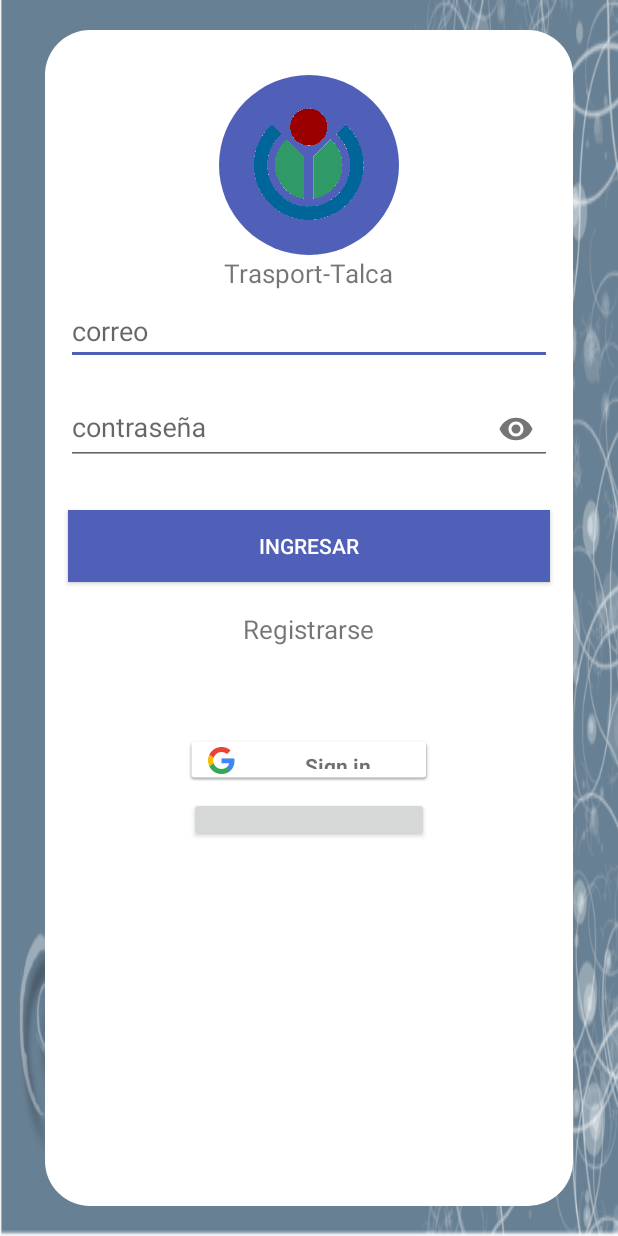
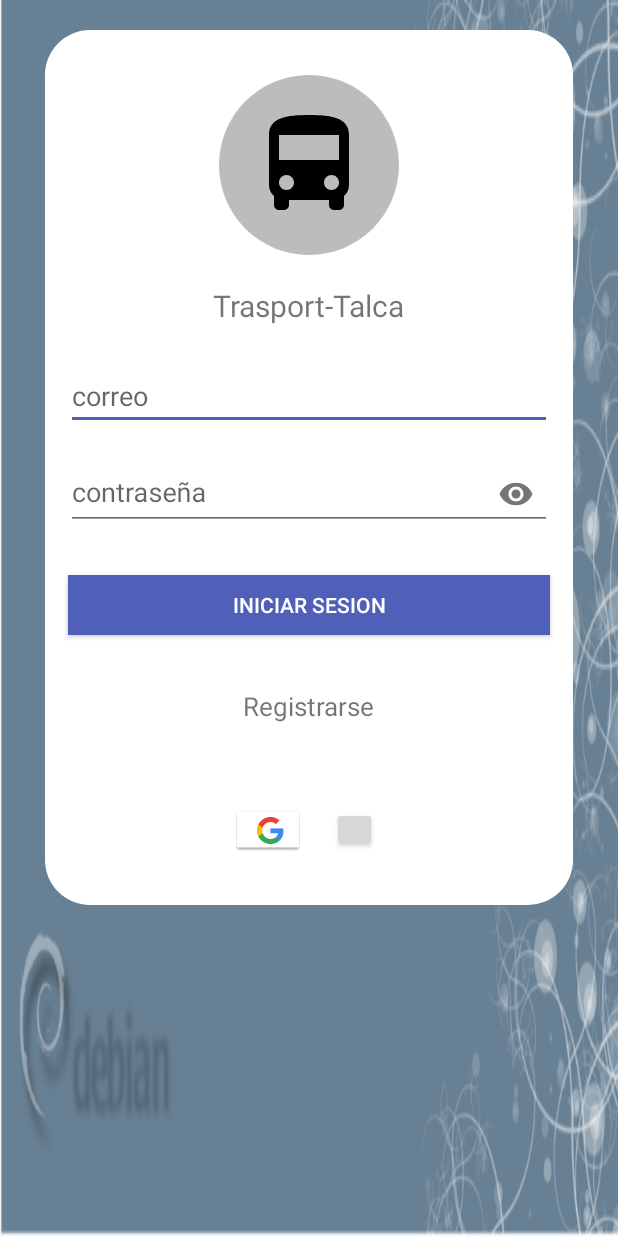
Before and after one commit to nomekop007/app_usuario, an Android app: the screen it shows after launch (LoginActivity), on a phone screen of 412 x 824 dp. Run offline under Robolectric (Android 15) with nearby library versions, the light colour scheme and no system bars; our stand-ins replace Firebase (no records; nobody signed in at launch, a user with empty details on screens opened directly); libraries missing offline, so code that uses them is left out: com.facebook, com.facebook.appevents, com.facebook.login; plain views replace LoginButton; 7 statements that could not run were skipped.

Commit message:
interfaz login modificada

```diff
--- a/app/src/main/AndroidManifest.xml
+++ b/app/src/main/AndroidManifest.xml
@@ -24,7 +24,9 @@
         <activity android:name=".CalificarActivity"
             android:configChanges="screenSize|orientation"
             android:windowSoftInputMode="stateHidden"></activity>
-        <activity android:name=".RegistrarActivity" />
+        <activity android:name=".RegistrarActivity"
+            android:configChanges="screenSize|orientation"
+            android:windowSoftInputMode="stateHidden"/>
         <!--
              The API key for Google Maps-based APIs is defined as a string resource.
              (See the file "res/values/google_maps_api.xml").
@@ -56,7 +58,9 @@
                 <data android:scheme="@string/fb_login_protocol_scheme" />
             </intent-filter>
         </activity>
-        <activity android:name=".LoginActivity">
+        <activity android:name=".LoginActivity"
+            android:configChanges="screenSize|orientation"
+            android:windowSoftInputMode="stateHidden">
             <intent-filter>
                 <action android:name="android.intent.action.MAIN" />
 
--- a/app/src/main/res/drawable/circulo.xml
+++ b/app/src/main/res/drawable/circulo.xml
@@ -1,7 +1,7 @@
 <?xml version="1.0" encoding="utf-8"?>
 <shape xmlns:android="http://schemas.android.com/apk/res/android" android:shape="oval">
 
-<solid android:color="@color/colorBlanco"/>
+<solid android:color="@color/colorplomo"/>
     <size android:height="100dp" android:width="100dp"/>
 
 </shape>
--- a/app/src/main/res/layout/activity_calificar.xml
+++ b/app/src/main/res/layout/activity_calificar.xml
@@ -203,7 +203,7 @@
                     <EditText
                         android:id="@+id/edit_reclamo"
                         android:layout_width="match_parent"
-                        android:layout_height="150dp"
+                        android:layout_height="120dp"
                         android:layout_marginLeft="20dp"
                         android:layout_marginRight="20dp"
                         android:background="@color/colorplomo2"
--- a/app/src/main/res/layout/activity_login.xml
+++ b/app/src/main/res/layout/activity_login.xml
@@ -8,6 +8,17 @@
     android:background="@mipmap/debianflowlogin"
     tools:context=".LoginActivity">
 
+
+    <ScrollView xmlns:android="http://schemas.android.com/apk/res/android"
+        android:id="@+id/ScrollView01"
+        android:layout_width="match_parent"
+        android:layout_height="match_parent"
+        android:scrollbars="vertical">
+    <LinearLayout
+        android:layout_width="match_parent"
+        android:layout_height="match_parent"
+        android:orientation="vertical">
+
         <RelativeLayout
             android:layout_width="match_parent"
             android:layout_height="match_parent"
@@ -15,13 +26,15 @@
             android:layout_marginVertical="20dp"
             android:background="@drawable/bordes">
 
+
+
             <ImageView
                 android:id="@+id/circulo2"
                 android:layout_width="120dp"
                 android:layout_height="120dp"
                 android:layout_centerHorizontal="true"
                 android:layout_marginTop="20dp"
-            android:src="@drawable/circulo2" />
+                android:src="@drawable/circulo" />
 
 
             <ImageView
@@ -30,7 +43,7 @@
                 android:layout_height="120dp"
                 android:layout_centerHorizontal="true"
                 android:layout_marginTop="20dp"
-            android:src="@drawable/fondo" />
+                android:src="@drawable/bus" />
 
             <TextView
                 android:id="@+id/titulo"
@@ -39,7 +52,8 @@
                 android:layout_below="@id/img"
                 android:layout_centerHorizontal="true"
                 android:text="Trasport-Talca"
-            android:textSize="17dp" />
+                android:layout_margin="20dp"
+                android:textSize="20dp" />
 
 
             <EditText
@@ -73,14 +87,14 @@
             <Button
                 android:id="@+id/btn_ingresar"
                 android:layout_width="match_parent"
-            android:layout_height="wrap_content"
+                android:layout_height="40dp"
                 android:layout_below="@id/txt_pass"
                 android:layout_centerHorizontal="true"
                 android:layout_margin="5dp"
                 android:layout_marginTop="20dp"
                 android:background="@color/colorPrimary"
                 android:onClick="iniciar"
-            android:text="ingresar"
+                android:text="iniciar sesion"
                 android:textColor="@color/colorBlanco" />
 
 
@@ -90,32 +104,42 @@
                 android:layout_height="wrap_content"
                 android:layout_below="@id/btn_ingresar"
                 android:layout_centerHorizontal="true"
-            android:layout_marginTop="14dp"
+               android:layout_margin="30dp"
                 android:onClick="registrar"
                 android:text="Registrarse"
                 android:textSize="17dp" />
 
 
-
+            <LinearLayout
+                android:layout_margin="25dp"
+                android:layout_below="@id/btn_registrar"
+                android:layout_width="100dp"
+                android:layout_centerHorizontal="true"
+                android:layout_height="30dp"
+                android:orientation="horizontal">
                 <com.google.android.gms.common.SignInButton
                     android:id="@+id/btn_gmail"
-            android:layout_marginTop="60dp"
-            android:layout_below="@id/btn_registrar"
-            android:layout_centerHorizontal="true"
-            android:layout_width="165dp"
-            android:layout_height="30dp"></com.google.android.gms.common.SignInButton>
-
+                    android:layout_width="45dp"
+                    android:layout_height="30dp"
+                    android:layout_marginRight="10dp"></com.google.android.gms.common.SignInButton>
 
                 <com.facebook.login.widget.LoginButton
                     android:id="@+id/btn_facebook"
-            android:layout_width="160dp"
+                    android:layout_width="30dp"
                     android:layout_height="30dp"
-            android:layout_centerHorizontal="true"
-            android:layout_below="@id/btn_gmail"
-            android:layout_marginTop="10dp"
+                    android:layout_marginLeft="10dp"
                     />
+
+            </LinearLayout>
+
+
+
 
 
         </RelativeLayout>
 
+    </LinearLayout>
+
+    </ScrollView>
+
 </android.support.constraint.ConstraintLayout>
```
Lines whose indentation alone changed are shown as unchanged.
